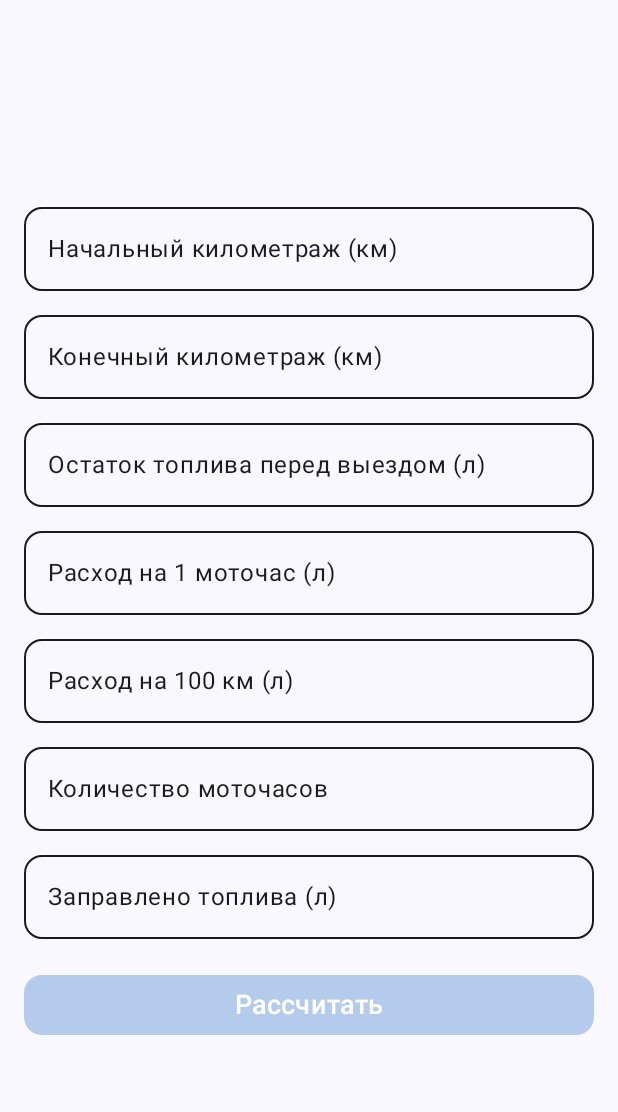
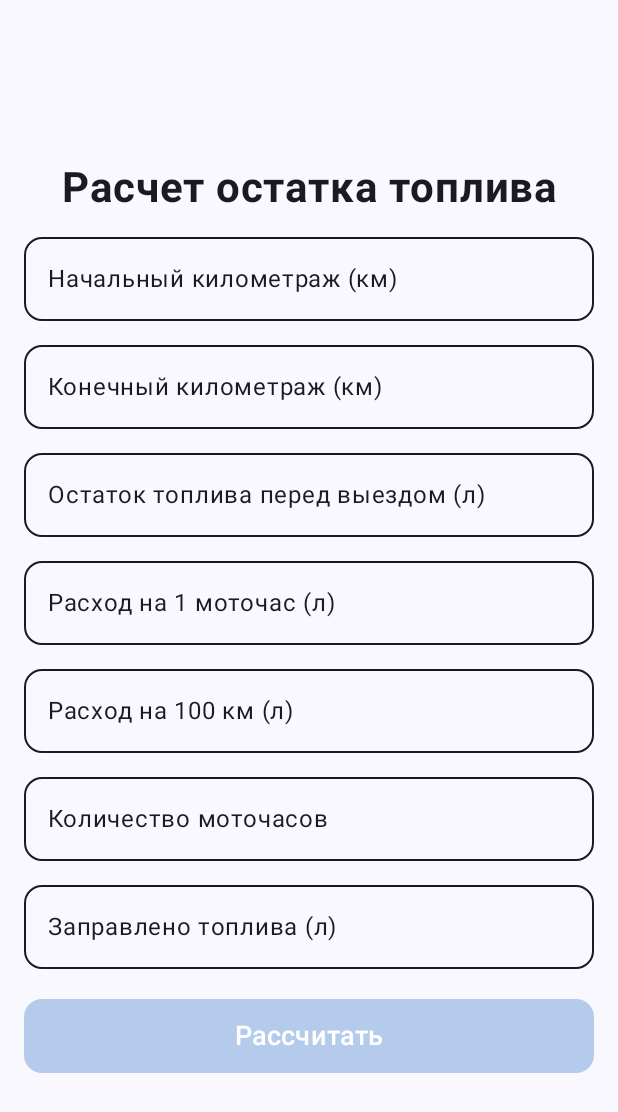
Before and after one commit to azikram0/Waybill, an Android app built with Jetpack Compose: the screen it shows after launch (MainActivity), on a phone screen of 412 x 824 dp. Shown: the top 1112 px of the screen. Run offline under Robolectric (Android 15) with nearby library versions, the phone set to English and light mode, and no system bars.

Commit message:
soso final

```diff
--- a/app/src/main/java/com/azikram0/waybill/MainActivity.kt
+++ b/app/src/main/java/com/azikram0/waybill/MainActivity.kt
@@ -31,7 +31,9 @@ import androidx.compose.runtime.mutableStateOf
 import androidx.compose.runtime.saveable.rememberSaveable
 import androidx.compose.ui.Alignment
 import androidx.compose.ui.Modifier
+import androidx.compose.ui.text.font.FontWeight
 import androidx.compose.ui.text.input.KeyboardType
+import androidx.compose.ui.text.style.TextAlign
 import androidx.compose.ui.unit.dp
 import androidx.compose.ui.unit.sp
 import com.azikram0.waybill.ui.theme.Blue
@@ -133,7 +135,7 @@ fun MainScreen() {
 
 @Composable
 private fun ResultScreen(fuelLeftAfter: String, onBackClickListener: () -> Unit) {
-    Column(modifier = Modifier.padding(16.dp)) {
+    Column(modifier = Modifier.padding(20.dp)) {
         Text(fuelLeftAfter, fontSize = 18.sp)
         Spacer(modifier = Modifier.padding(6.dp))
         Button(
@@ -145,7 +147,11 @@ private fun ResultScreen(fuelLeftAfter: String, onBackClickListener: () -> Unit)
             onClick = onBackClickListener,
             modifier = Modifier.fillMaxWidth()
         ) {
-            Text("Назад")
+            Text(
+                text = "Назад",
+                fontSize = 18.sp,
+                modifier = Modifier.padding(top = 6.dp, bottom = 6.dp)
+            )
         }
     }
     BackHandler { onBackClickListener() }
@@ -163,6 +169,13 @@ private fun InputScreen(
     onCalculateClickListener: () -> Unit
 ) {
     Column(modifier = Modifier.padding(16.dp), verticalArrangement = Arrangement.spacedBy(8.dp)) {
+        Text(
+            text = "Расчет остатка топлива",
+            fontSize = 28.sp,
+            modifier = Modifier.fillMaxWidth(),
+            textAlign = TextAlign.Center,
+            fontWeight = FontWeight.Bold
+        )
         FuelInputField("Начальный километраж (км)", kmBefore, onKmBeforeChange)
         FuelInputField("Конечный километраж (км)", kmAfter, onKmAfterChange)
         FuelInputField("Остаток топлива перед выездом (л)", fuelLeftBefore, onFuelLeftBeforeChange)
@@ -190,7 +203,11 @@ private fun InputScreen(
             onClick = onCalculateClickListener,
             modifier = Modifier.fillMaxWidth()
         ) {
-            Text(text = "Рассчитать", fontSize = 18.sp)
+            Text(
+                text = "Рассчитать",
+                fontSize = 18.sp,
+                modifier = Modifier.padding(top = 6.dp, bottom = 6.dp)
+            )
         }
     }
 }
--- a/app/src/main/java/com/azikram0/waybill/ui/theme/Color.kt
+++ b/app/src/main/java/com/azikram0/waybill/ui/theme/Color.kt
@@ -11,6 +11,6 @@ val PurpleGrey40 = Color(0xFF625b71)
 val Pink40 = Color(0xFF7D5260)
 
 val White = Color(0xFFFFFFFF)
-val DarkGray = Color(0xFF262626)
+val DarkGray = Color(0xFF171717)
 val Black = Color(0xFF000000)
 val Blue = Color(0xFF1565C0)
```
